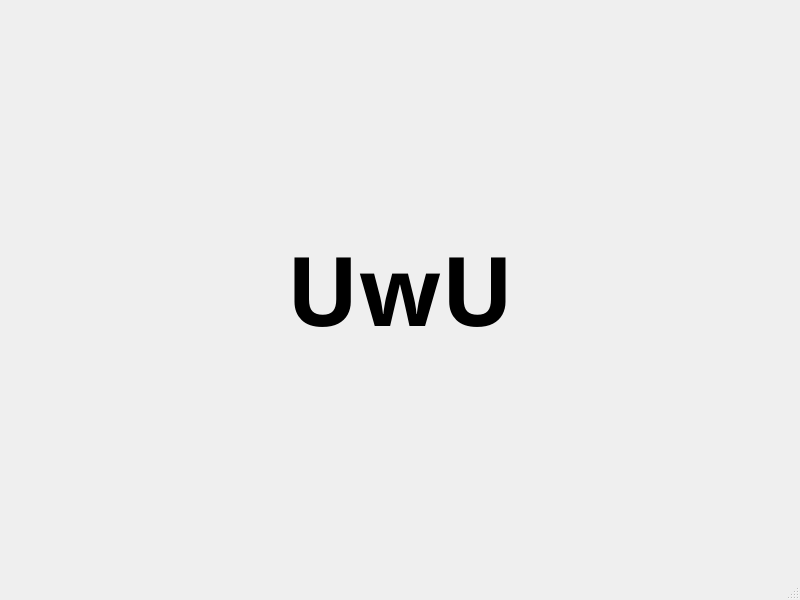
Above: travel_assistant.ui from isaacfulcrum/travel-assistant before the change. Below: the same form after it.
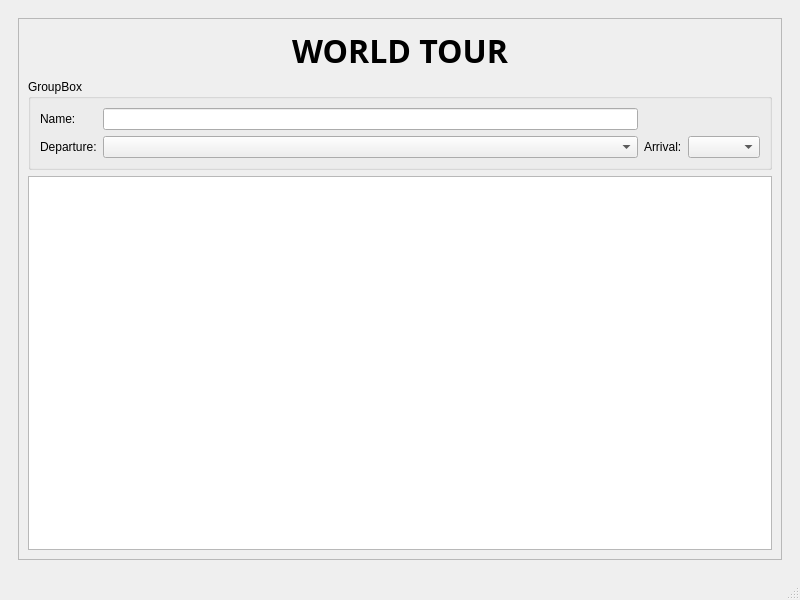
That is the form after the change. The open tabs and pages were chosen to show the change. Icons and pictures are not drawn.

Patch:
```diff
--- a/travel_assistant.ui
+++ b/travel_assistant.ui
@@ -151,21 +151,84 @@
       <widget class="QWidget" name="page_2">
        <layout class="QGridLayout" name="gridLayout_4">
         <item row="0" column="0">
+         <widget class="QFrame" name="frame_2">
+          <property name="frameShape">
+           <enum>QFrame::StyledPanel</enum>
+          </property>
+          <property name="frameShadow">
+           <enum>QFrame::Raised</enum>
+          </property>
+          <layout class="QVBoxLayout" name="verticalLayout">
+           <item>
          <widget class="QLabel" name="label">
           <property name="font">
            <font>
             <family>News706 BT</family>
-            <pointsize>72</pointsize>
+               <pointsize>24</pointsize>
             <weight>75</weight>
             <bold>true</bold>
            </font>
           </property>
           <property name="text">
-           <string>UwU</string>
+              <string>WORLD TOUR</string>
           </property>
           <property name="alignment">
            <set>Qt::AlignCenter</set>
           </property>
+            </widget>
+           </item>
+           <item>
+            <widget class="QGroupBox" name="groupBox">
+             <property name="title">
+              <string>GroupBox</string>
+             </property>
+             <layout class="QGridLayout" name="gridLayout_5">
+              <item row="0" column="0">
+               <widget class="QLabel" name="label_2">
+                <property name="text">
+                 <string>Name:</string>
+                </property>
+               </widget>
+              </item>
+              <item row="0" column="1">
+               <widget class="QLineEdit" name="lineEdit"/>
+              </item>
+              <item row="1" column="0">
+               <widget class="QLabel" name="label_3">
+                <property name="text">
+                 <string>Departure:</string>
+                </property>
+               </widget>
+              </item>
+              <item row="1" column="1">
+               <widget class="QComboBox" name="comboBox"/>
+              </item>
+              <item row="1" column="2">
+               <widget class="QLabel" name="label_4">
+                <property name="text">
+                 <string>Arrival:</string>
+                </property>
+               </widget>
+              </item>
+              <item row="1" column="3">
+               <widget class="QComboBox" name="comboBox_2"/>
+              </item>
+             </layout>
+            </widget>
+           </item>
+           <item>
+            <widget class="QGraphicsView" name="graphicsView">
+             <property name="styleSheet">
+              <string notr="true">QGraphicsView
+{
+	background-color: None;
+	border-image: url(:/Images/assets/worldmap.png);
+}
+</string>
+             </property>
+            </widget>
+           </item>
+          </layout>
          </widget>
         </item>
        </layout>
```
Left out of the diff: 3 changed lines with no effect on the pictures. Lines whose indentation alone changed are shown as unchanged.
